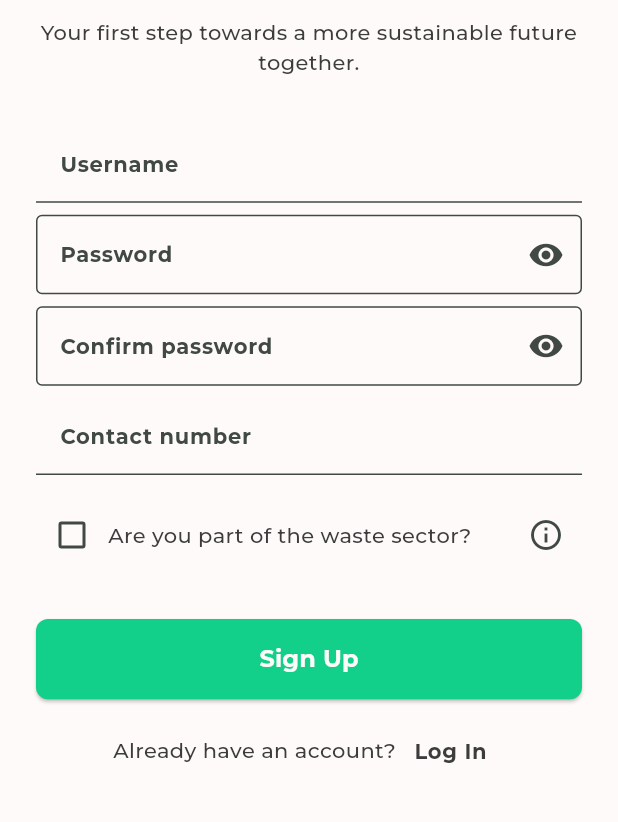
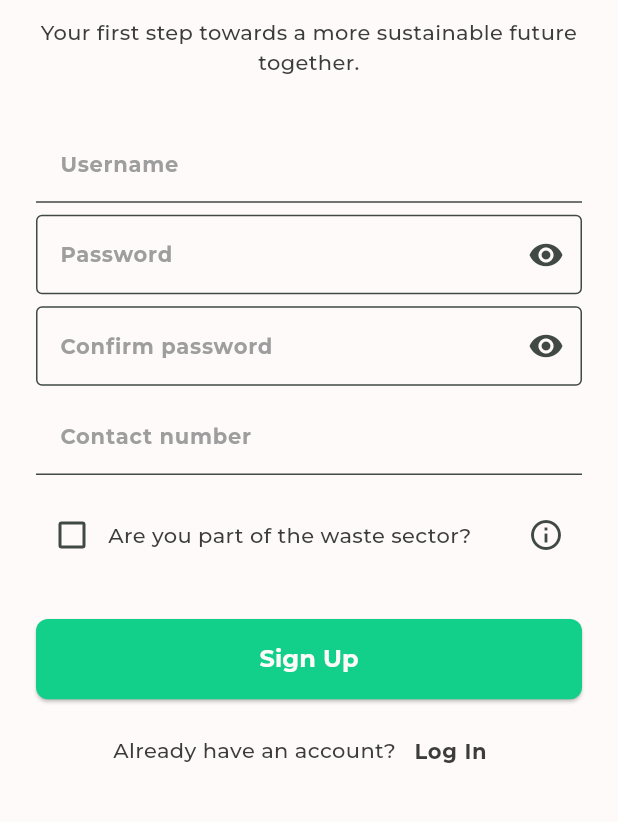
Before and after one commit to simonvque/ISPROJ2REGAIN_MOBILE, a Flutter app: the RegistrationScreen screen opened directly, on a phone screen of 412 x 824 dp, the part 305-1127 px from its top. Run offline on Flutter 3.47's test engine with Material 3 defaults, Android fonts, the phone set to English and light mode, and no system bars; our stand-ins replace carousel_slider, flutter_markdown, flutter_secure_storage, get, get_storage, iconsax_flutter and 2 more; accounts and stored records are empty; network calls fail; project files that could hold a hidden picture were left out.

Commit message:
fixed text styles

```diff
--- a/lib/themes/elements/input fields/regain_textbox.dart
+++ b/lib/themes/elements/input fields/regain_textbox.dart
@@ -6,14 +6,17 @@ class RegainTextbox extends StatelessWidget {
   final String? labelText;
   final String? hintText;
   final Color focusedBorderColor;
+  final Color borderColor;
   final Color fontColor;
   final Color iconColor;
   final Color fillColor;
+  final Color hintAndLabelTextColor;
   final TextInputType keyboardType;
   final Widget? prefixIcon;
   final Widget? suffixIcon;
   final bool isUnderlineBorder;
   final TextEditingController? controller;
+  final bool obscureText;
 
   const RegainTextbox({
     Key? key,
@@ -21,13 +24,16 @@ class RegainTextbox extends StatelessWidget {
     this.labelText,
     this.hintText,
     this.focusedBorderColor = green,
+    this.borderColor = white,
     this.fontColor = black,
-    this.iconColor = black,
+    this.iconColor = Colors.grey,
     this.fillColor = white,
+    this.hintAndLabelTextColor = Colors.grey,
     this.keyboardType = TextInputType.text,
     this.prefixIcon,
     this.suffixIcon,
-    this.isUnderlineBorder = false, // Default to border on all sides
+    this.isUnderlineBorder = false,
+    this.obscureText = false,
   }) : super(key: key);
 
   @override
@@ -35,11 +41,13 @@ class RegainTextbox extends StatelessWidget {
     return TextFormField(
       controller: controller,
       keyboardType: keyboardType,
+      obscureText: obscureText,
       style: TextStyle(color: fontColor),
       decoration: InputDecoration(
         labelText: labelText,
+        labelStyle: TextStyle(color: hintAndLabelTextColor),
         hintText: hintText,
-        hintStyle: TextStyle(color: fontColor),
+        hintStyle: TextStyle(color: hintAndLabelTextColor),
         prefixIcon: prefixIcon != null
             ? IconTheme(
           data: IconThemeData(color: iconColor),
```
Lines whose indentation alone changed are shown as unchanged.
